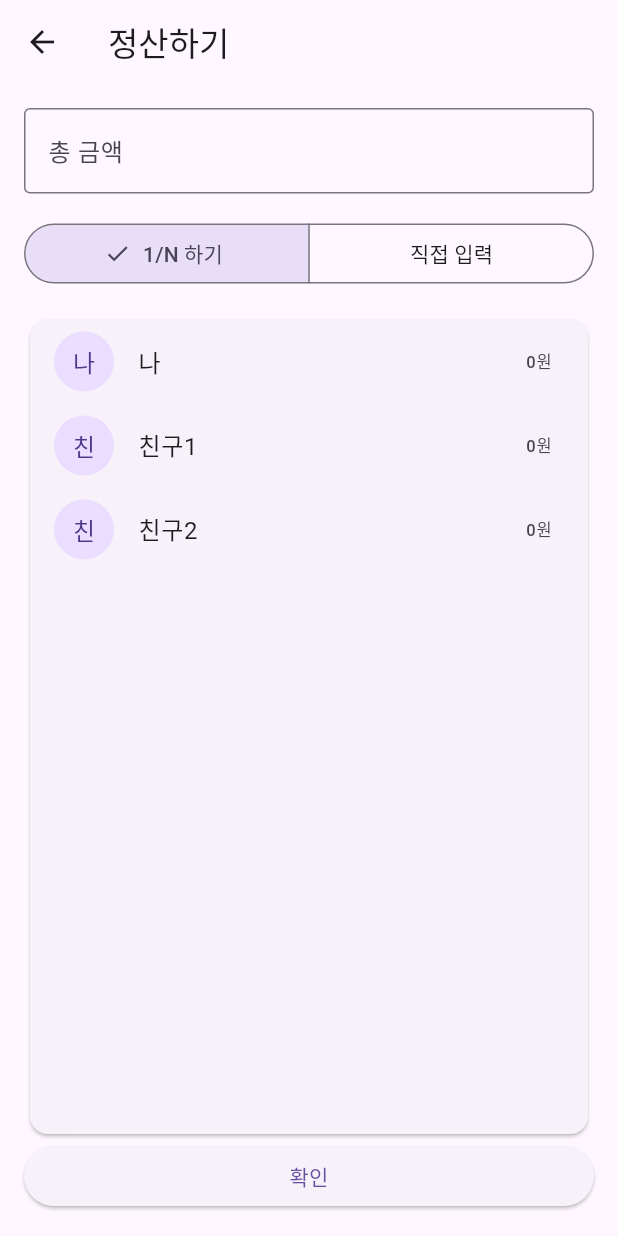
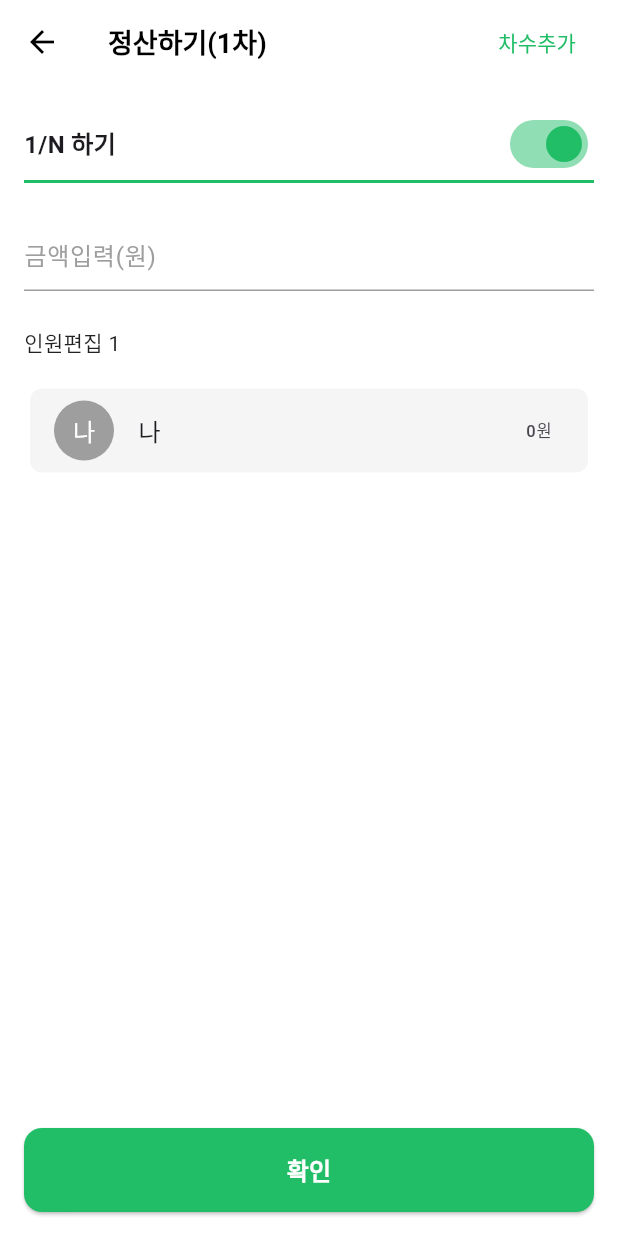
Before and after one commit to Bada35/ttokttok, a Flutter app: the AdjustmentProcessPage screen opened by its route, on a phone screen of 412 x 824 dp. Run offline on Flutter 3.47's test engine with Material 3 defaults, Android fonts, the phone set to English and light mode, and no system bars; our stand-ins replace device_info_plus, flutter_dotenv, flutter_svg, get, shared_preferences; missing offline and left inert: kakao_flutter_sdk; accounts and stored records are empty.

Commit message:
feat: 정산 진행 페이지 수정 (#7)
정산 진행 페이지를 수정함. 1/N 분배 방식 선택을 위한 스위치 추가함. 총액 입력 기능과 참여자별 금액 자동 계산 또는 직접 입력 기능을 구현함. 확인 버튼을 통해 최종 확인 페이지로 이동하도록 기능 추가함.

```diff
--- a/fe/lib/pages/adjustment/adjustment_process_page.dart
+++ b/fe/lib/pages/adjustment/adjustment_process_page.dart
@@ -12,7 +12,19 @@ class _AdjustmentProcessPageState extends State<AdjustmentProcessPage> {
   final TextEditingController _amountController = TextEditingController();
   bool _isEqualDistribution = true;
   final Map<String, double> _individualAmounts = {};
-  final List<String> _participants = ['나', '친구1', '친구2']; // 임시 데이터
+  List<String> _participants = [];
+  String _roomName = '';
+
+  @override
+  void didChangeDependencies() {
+    super.didChangeDependencies();
+    final args =
+        ModalRoute.of(context)?.settings.arguments as Map<String, dynamic>?;
+    if (args != null) {
+      _roomName = args['roomName'] as String;
+      _participants = List<String>.from(args['participants'] as List);
+    }
+  }
 
   @override
   void dispose() {
@@ -22,11 +34,12 @@ class _AdjustmentProcessPageState extends State<AdjustmentProcessPage> {
 
   void _calculateEqualDistribution() {
     if (_amountController.text.isEmpty) return;
-
     double totalAmount = double.parse(_amountController.text);
-    double perPerson = totalAmount / _participants.length;
-
+    double perPerson =
+        totalAmount / (_participants.length + 1); // +1 for the current user
     setState(() {
+      _individualAmounts.clear();
+      _individualAmounts['나'] = perPerson;
       for (var participant in _participants) {
         _individualAmounts[participant] = perPerson;
       }
@@ -36,24 +49,101 @@ class _AdjustmentProcessPageState extends State<AdjustmentProcessPage> {
   @override
   Widget build(BuildContext context) {
     return Scaffold(
+      backgroundColor: Colors.white,
       appBar: AppBar(
-        title: const Text('정산하기'),
+        backgroundColor: Colors.white,
+        elevation: 0,
+        leading: IconButton(
+          icon: const Icon(Icons.arrow_back, color: Colors.black),
+          onPressed: () => Navigator.pop(context),
         ),
-      body: Padding(
+        title: Row(
+          children: [
+            Text(
+              '정산하기(1차)',
+              style: const TextStyle(
+                color: Colors.black,
+                fontSize: 18,
+                fontWeight: FontWeight.bold,
+              ),
+            ),
+            const Spacer(),
+            TextButton(
+              onPressed: () {
+                // TODO: 차수 추가 기능 구현
+              },
+              child: const Text(
+                '차수추가',
+                style: TextStyle(
+                  color: Color(0xFF22BE67),
+                  fontSize: 14,
+                  fontWeight: FontWeight.w500,
+                ),
+              ),
+            ),
+          ],
+        ),
+      ),
+      body: SingleChildScrollView(
+        child: Padding(
           padding: const EdgeInsets.all(16.0),
           child: Column(
-          crossAxisAlignment: CrossAxisAlignment.stretch,
+            crossAxisAlignment: CrossAxisAlignment.start,
             children: [
-            // 총액 입력
+              Row(
+                children: [
+                  Expanded(
+                    child: Container(
+                      decoration: const BoxDecoration(
+                        border: Border(
+                          bottom: BorderSide(
+                            color: Color(0xFF22BE67),
+                            width: 2,
+                          ),
+                        ),
+                      ),
+                      child: Row(
+                        children: [
+                          const Text(
+                            '1/N 하기',
+                            style: TextStyle(
+                              fontSize: 16,
+                              fontWeight: FontWeight.bold,
+                            ),
+                          ),
+                          const Spacer(),
+                          Switch(
+                            value: _isEqualDistribution,
+                            onChanged: (value) {
+                              setState(() {
+                                _isEqualDistribution = value;
+                                if (_isEqualDistribution) {
+                                  _calculateEqualDistribution();
+                                }
+                              });
+                            },
+                            activeColor: const Color(0xFF22BE67),
+                          ),
+                        ],
+                      ),
+                    ),
+                  ),
+                ],
+              ),
+              const SizedBox(height: 24),
               TextField(
                 controller: _amountController,
                 keyboardType: TextInputType.number,
                 inputFormatters: [FilteringTextInputFormatter.digitsOnly],
                 decoration: const InputDecoration(
-                labelText: '총 금액',
-                hintText: '정산할 총 금액을 입력하세요',
-                border: OutlineInputBorder(),
-                suffixText: '원',
+                  hintText: '금액입력(원)',
+                  hintStyle: TextStyle(color: Colors.grey),
+                  enabledBorder: UnderlineInputBorder(
+                    borderSide: BorderSide(color: Colors.grey),
+                  ),
+                  focusedBorder: UnderlineInputBorder(
+                    borderSide: BorderSide(color: Color(0xFF22BE67)),
+                  ),
                 ),
                 onChanged: (_) {
                   if (_isEqualDistribution) {
@@ -61,55 +151,66 @@ class _AdjustmentProcessPageState extends State<AdjustmentProcessPage> {
                   }
                 },
               ),
+              const SizedBox(height: 24),
+              Text(
+                '인원편집 ${_participants.length + 1}',
+                style: const TextStyle(
+                  fontSize: 14,
+                  color: Colors.black87,
+                ),
+              ),
               const SizedBox(height: 16),
-
-            // 분배 방식 선택
-            Row(
+              Card(
+                elevation: 0,
+                color: Colors.grey[100],
+                shape: RoundedRectangleBorder(
+                  borderRadius: BorderRadius.circular(8),
+                ),
+                child: ListView(
+                  shrinkWrap: true,
+                  physics: const NeverScrollableScrollPhysics(),
                   children: [
-                Expanded(
-                  child: SegmentedButton<bool>(
-                    segments: const [
-                      ButtonSegment<bool>(
-                        value: true,
-                        label: Text('1/N 하기'),
+                    ListTile(
+                      leading: const CircleAvatar(
+                        backgroundColor: Colors.grey,
+                        child: Text('나', style: TextStyle(color: Colors.white)),
                       ),
-                      ButtonSegment<bool>(
-                        value: false,
-                        label: Text('직접 입력'),
+                      title: const Text('나'),
+                      trailing: _isEqualDistribution
+                          ? Text(
+                              '${_individualAmounts['나']?.toStringAsFixed(0) ?? 0}원')
+                          : SizedBox(
+                              width: 100,
+                              child: TextField(
+                                keyboardType: TextInputType.number,
+                                inputFormatters: [
+                                  FilteringTextInputFormatter.digitsOnly
+                                ],
+                                decoration: const InputDecoration(
+                                  suffixText: '원',
+                                  isDense: true,
                                 ),
-                    ],
-                    selected: {_isEqualDistribution},
-                    onSelectionChanged: (Set<bool> newSelection) {
+                                onChanged: (value) {
                                   setState(() {
-                        _isEqualDistribution = newSelection.first;
-                        if (_isEqualDistribution) {
-                          _calculateEqualDistribution();
-                        }
+                                    _individualAmounts['나'] =
+                                        double.tryParse(value) ?? 0;
                                   });
                                 },
                               ),
                             ),
-              ],
                     ),
-            const SizedBox(height: 16),
-
-            // 참여자별 금액 입력/표시
-            Expanded(
-              child: Card(
-                child: ListView.builder(
-                  itemCount: _participants.length,
-                  itemBuilder: (context, index) {
-                    String participant = _participants[index];
-                    return ListTile(
+                    ..._participants.map((participant) => ListTile(
                           leading: CircleAvatar(
-                        child: Text(participant[0]),
+                            backgroundColor: Colors.grey,
+                            child: Text(participant[0],
+                                style: TextStyle(color: Colors.white)),
                           ),
                           title: Text(participant),
                           trailing: _isEqualDistribution
                               ? Text(
                                   '${_individualAmounts[participant]?.toStringAsFixed(0) ?? 0}원')
                               : SizedBox(
-                              width: 120,
+                                  width: 100,
                                   child: TextField(
                                     keyboardType: TextInputType.number,
                                     inputFormatters: [
@@ -127,21 +228,52 @@ class _AdjustmentProcessPageState extends State<AdjustmentProcessPage> {
                                     },
                                   ),
                                 ),
-                    );
-                  },
+                        )),
+                  ],
+                ),
+              ),
+            ],
           ),
         ),
       ),
-
-            // 확인 버튼
-            ElevatedButton(
+      bottomNavigationBar: SafeArea(
+        child: Padding(
+          padding: const EdgeInsets.all(16.0),
+          child: ElevatedButton(
             onPressed: () {
-                // TODO: 정산 데이터 저장 및 카카오톡 메시지 전송
-                Navigator.pop(context);
+              if (_amountController.text.isEmpty) {
+                ScaffoldMessenger.of(context).showSnackBar(
+                  const SnackBar(content: Text('금액을 입력해주세요')),
+                );
+                return;
+              }
+              Navigator.pushNamed(
+                context,
+                '/adjustment-confirm',
+                arguments: {
+                  'roomName': _roomName,
+                  'totalAmount': double.parse(_amountController.text),
+                  'participants': _participants,
+                  'individualAmounts': _individualAmounts,
                 },
-              child: const Text('확인'),
+              );
+            },
+            style: ElevatedButton.styleFrom(
+              backgroundColor: const Color(0xFF22BE67),
+              minimumSize: const Size(double.infinity, 56),
+              shape: RoundedRectangleBorder(
+                borderRadius: BorderRadius.circular(12),
               ),
-          ],
+              foregroundColor: Colors.white,
+            ),
+            child: const Text(
+              '확인',
+              style: TextStyle(
+                fontSize: 16,
+                fontWeight: FontWeight.bold,
+              ),
+            ),
+          ),
         ),
       ),
     );
```
Lines whose indentation alone changed are shown as unchanged.
